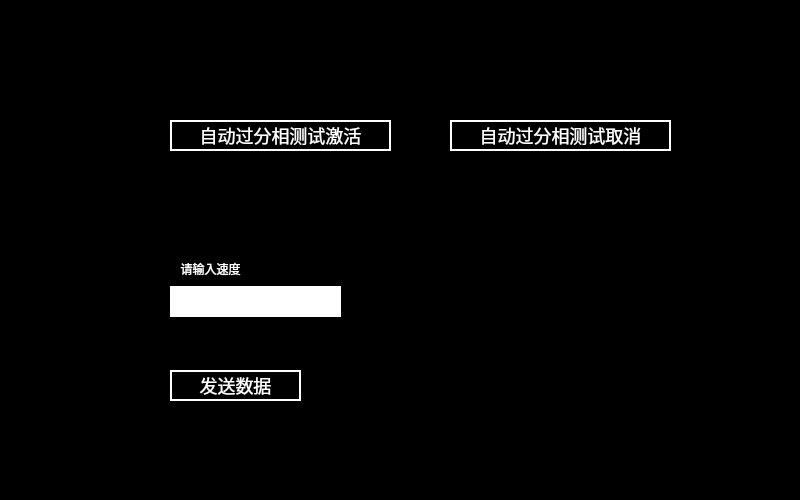
The window that main_separation.ui (isliulin/Plan85HMI) describes before a commit, drawn with Qt 5.
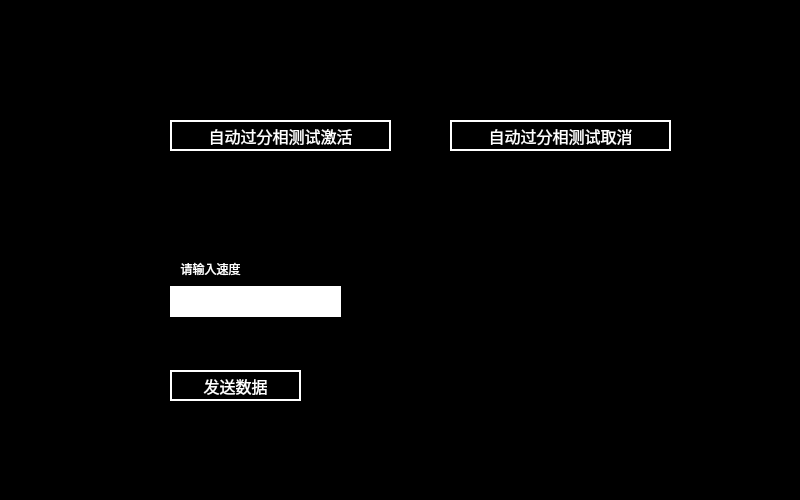
The same window after the commit.

The edit to the form file:
```diff
--- a/main_separation.ui
+++ b/main_separation.ui
@@ -41,10 +41,11 @@
     </rect>
    </property>
    <property name="styleSheet">
-    <string notr="true">border:2px solid white;
-background-color: rgb(0, 0, 0);
-font:18px;
-color: rgb(255, 255, 255);</string>
+    <string notr="true">	font:16px;
+    color: rgb(255,255,255);
+	background-color: rgb(0, 0, 0);
+border:2px solid white;
+</string>
    </property>
    <property name="text">
     <string>自动过分相测试激活</string>
@@ -60,10 +61,11 @@
     </rect>
    </property>
    <property name="styleSheet">
-    <string notr="true">border:2px solid white;
-background-color: rgb(0, 0, 0);
-font:18px;
-color: rgb(255, 255, 255);</string>
+    <string notr="true">	font:16px;
+    color: rgb(255,255,255);
+	background-color: rgb(0, 0, 0);
+border:2px solid white;
+</string>
    </property>
    <property name="text">
     <string>自动过分相测试取消</string>
@@ -112,10 +114,11 @@
     </rect>
    </property>
    <property name="styleSheet">
-    <string notr="true">border:2px solid white;
-background-color: rgb(0, 0, 0);
-font:18px;
-color: rgb(255, 255, 255);</string>
+    <string notr="true">	font:16px;
+    color: rgb(255,255,255);
+	background-color: rgb(0, 0, 0);
+border:2px solid white;
+</string>
    </property>
    <property name="text">
     <string>发送数据</string>
```
Left out of the diff: 6 changed lines with no effect on the pictures.
